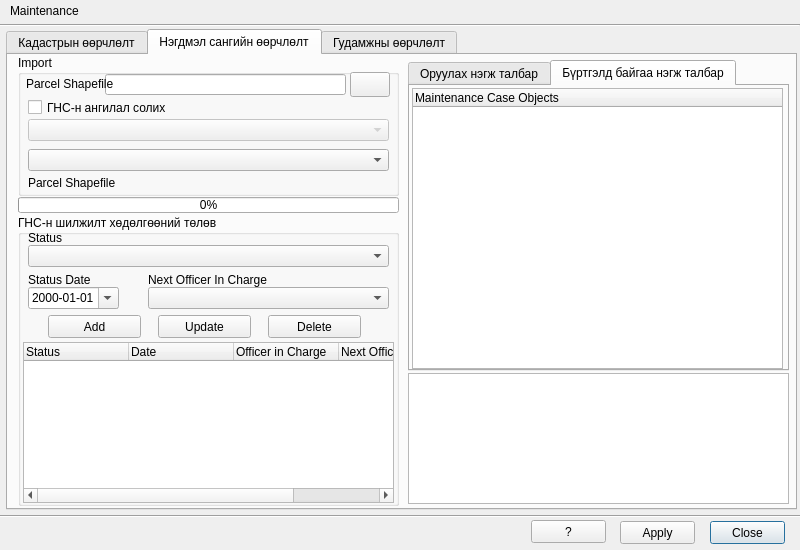
This is view/CreateCaseDialog.ui in teamlm2/lm2_mgis as Qt 5 draws it before an edit. The edited form follows.
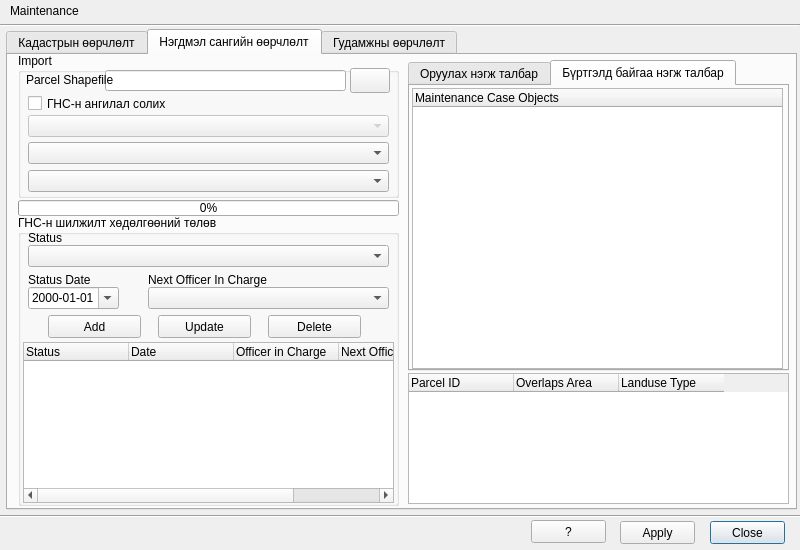
This is the edited form. The open tabs and pages were chosen to show the change. Icons and pictures are not drawn.

The edit to the form file:
```diff
--- a/view/CreateCaseDialog.ui
+++ b/view/CreateCaseDialog.ui
@@ -676,9 +676,9 @@
      <property name="geometry">
       <rect>
        <x>10</x>
-       <y>0</y>
+       <y>-2</y>
        <width>381</width>
-       <height>141</height>
+       <height>145</height>
       </rect>
      </property>
      <property name="title">
@@ -688,7 +688,7 @@
       <property name="geometry">
        <rect>
         <x>87</x>
-        <y>19</y>
+        <y>17</y>
         <width>241</width>
         <height>21</height>
        </rect>
@@ -701,7 +701,7 @@
       <property name="geometry">
        <rect>
         <x>8</x>
-        <y>21</y>
+        <y>19</y>
         <width>101</width>
         <height>16</height>
        </rect>
@@ -717,7 +717,7 @@
       <property name="geometry">
        <rect>
         <x>332</x>
-        <y>17</y>
+        <y>15</y>
         <width>40</width>
         <height>25</height>
        </rect>
@@ -740,7 +740,7 @@
       <property name="geometry">
        <rect>
         <x>10</x>
-        <y>64</y>
+        <y>62</y>
         <width>361</width>
         <height>22</height>
        </rect>
@@ -750,7 +750,7 @@
       <property name="geometry">
        <rect>
         <x>10</x>
-        <y>94</y>
+        <y>89</y>
         <width>361</width>
         <height>22</height>
        </rect>
@@ -760,7 +760,7 @@
       <property name="geometry">
        <rect>
         <x>10</x>
-        <y>44</y>
+        <y>42</y>
         <width>231</width>
         <height>17</height>
        </rect>
@@ -769,25 +769,22 @@
        <string>ГНС-н ангилал солих</string>
       </property>
      </widget>
-     <widget class="QLabel" name="workflow_label">
+     <widget class="QComboBox" name="workflow_cbox">
       <property name="geometry">
        <rect>
         <x>10</x>
-        <y>120</y>
+        <y>117</y>
         <width>361</width>
-        <height>16</height>
+        <height>22</height>
        </rect>
       </property>
-      <property name="text">
-       <string>Parcel Shapefile</string>
-      </property>
      </widget>
     </widget>
     <widget class="QProgressBar" name="main_load_pbar">
      <property name="geometry">
       <rect>
        <x>10</x>
-       <y>142</y>
+       <y>145</y>
        <width>381</width>
        <height>16</height>
       </rect>
@@ -1043,6 +1040,43 @@
       </widget>
      </widget>
     </widget>
+    <widget class="QTableWidget" name="overlap_parcels_twidget">
+     <property name="geometry">
+      <rect>
+       <x>400</x>
+       <y>318</y>
+       <width>381</width>
+       <height>131</height>
+      </rect>
+     </property>
+     <attribute name="horizontalHeaderDefaultSectionSize">
+      <number>105</number>
+     </attribute>
+     <column>
+      <property name="text">
+       <string>Parcel ID</string>
+      </property>
+      <property name="textAlignment">
+       <set>AlignLeft|AlignVCenter</set>
+      </property>
+     </column>
+     <column>
+      <property name="text">
+       <string>Overlaps Area</string>
+      </property>
+      <property name="textAlignment">
+       <set>AlignLeft|AlignVCenter</set>
+      </property>
+     </column>
+     <column>
+      <property name="text">
+       <string>Landuse Type</string>
+      </property>
+      <property name="textAlignment">
+       <set>AlignLeft|AlignVCenter</set>
+      </property>
+     </column>
+    </widget>
    </widget>
    <widget class="QWidget" name="tab_2">
     <attribute name="title">
```
Left out of the diff: 2 changed lines with no effect on the pictures.
